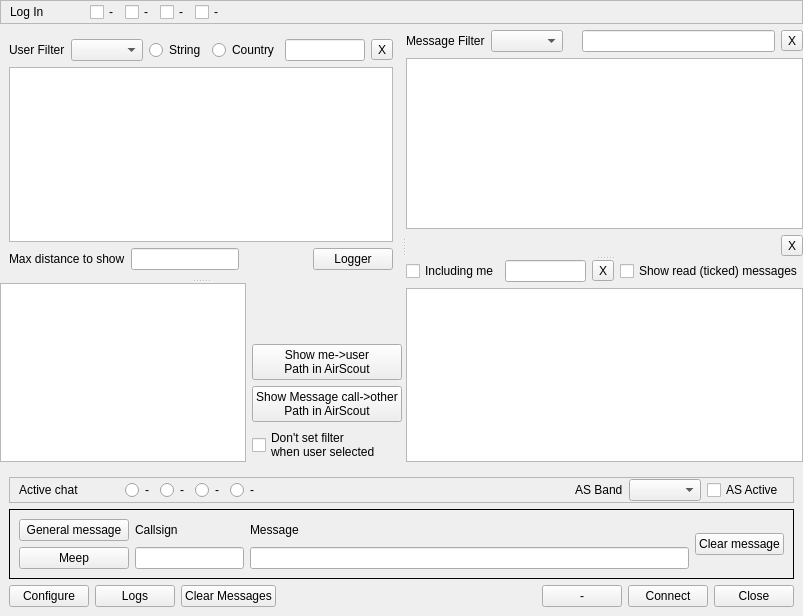
Before: the Qt Designer form mqt/MqtKSTClient/kstmainwindow.ui in Rsclub22/Minos2-Mirror, drawn with Qt 5.
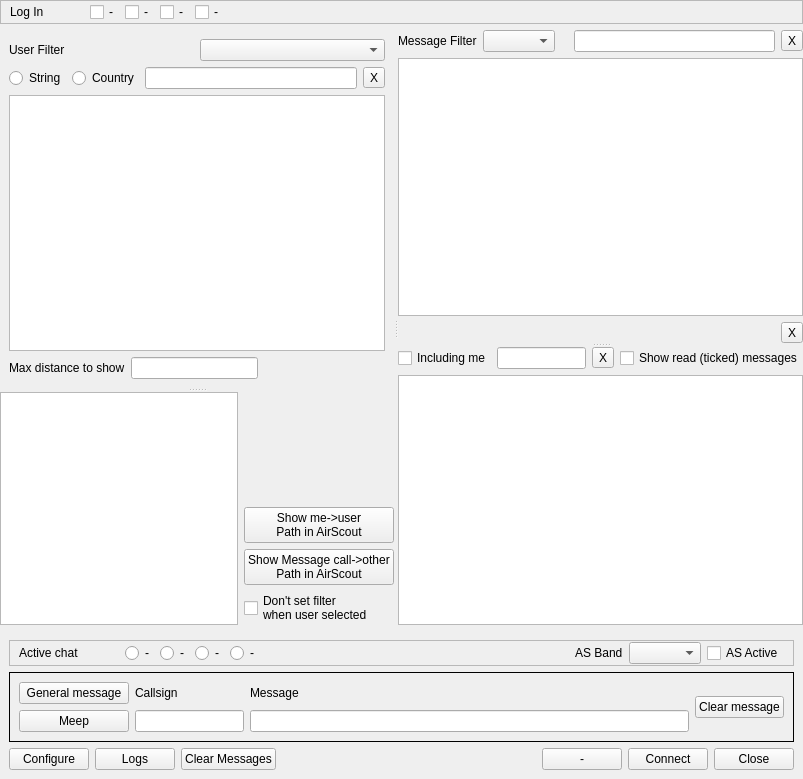
After: the same form once the commit is applied. Custom widgets are drawn as their Qt base class.

Commit message: Remove "logger" button; make country filter work again

What changed in the file:
```diff
--- a/mqt/MqtKSTClient/kstmainwindow.ui
+++ b/mqt/MqtKSTClient/kstmainwindow.ui
@@ -7,7 +7,7 @@
     <x>0</x>
     <y>0</y>
     <width>803</width>
-    <height>616</height>
+    <height>779</height>
    </rect>
   </property>
   <property name="windowTitle">
@@ -148,7 +148,7 @@
            </property>
            <layout class="QVBoxLayout" name="verticalLayout">
             <item>
-             <layout class="QHBoxLayout" name="horizontalLayout_2">
+             <layout class="QHBoxLayout" name="horizontalLayout_12">
               <item>
                <widget class="QLabel" name="label">
                 <property name="text">
@@ -163,6 +163,10 @@
                 </property>
                </widget>
               </item>
+             </layout>
+            </item>
+            <item>
+             <layout class="QHBoxLayout" name="horizontalLayout_2">
               <item>
                <widget class="QRadioButton" name="stringRb">
                 <property name="text">
@@ -253,13 +257,6 @@
                 </property>
                </spacer>
               </item>
-              <item>
-               <widget class="QPushButton" name="loggerPushButton">
-                <property name="text">
-                 <string>Logger</string>
-                </property>
-               </widget>
-              </item>
              </layout>
             </item>
            </layout>
```
Left out of the diff: 2 changed lines with no effect on the pictures. The commit also changes 4 other files.
